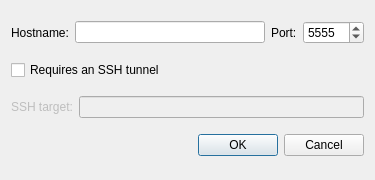
First picture: the form in src/interface/ui/add_backend.ui, repository FXIhub/hummingbird, before the edit.
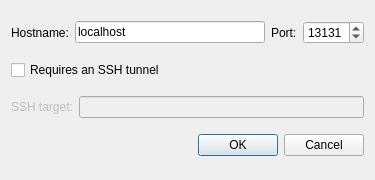
Second picture: the form after the edit.

Commit message: Change default TCP ports

Patch:
```diff
--- a/src/interface/ui/add_backend.ui
+++ b/src/interface/ui/add_backend.ui
@@ -30,6 +30,9 @@
          <property name="toolTip">
           <string>The hostname of the backend.</string>
          </property>
+         <property name="text">
+          <string>localhost</string>
+         </property>
         </widget>
        </item>
       </layout>
@@ -58,7 +61,7 @@
           <number>1</number>
          </property>
          <property name="value">
-          <number>5555</number>
+          <number>13131</number>
          </property>
         </widget>
        </item>
```
The commit also changes 1 other file.
